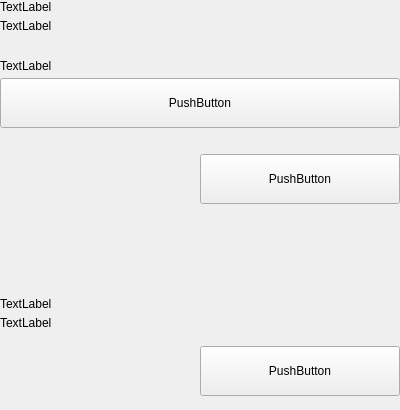
dogecash/dogecash-old, file src/qt/dogecash/settings/forms/settingsbackupwallet.ui: the form before one commit.
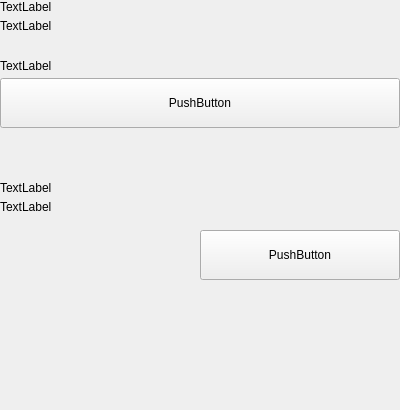
The form after the commit.

```diff
--- a/src/qt/dogecash/settings/forms/settingsbackupwallet.ui
+++ b/src/qt/dogecash/settings/forms/settingsbackupwallet.ui
@@ -114,61 +114,6 @@
         </item>
        </layout>
       </item>
-      <item>
-       <spacer name="verticalSpacer_4">
-        <property name="orientation">
-         <enum>Qt::Vertical</enum>
-        </property>
-        <property name="sizeType">
-         <enum>QSizePolicy::Fixed</enum>
-        </property>
-        <property name="sizeHint" stdset="0">
-         <size>
-          <width>20</width>
-          <height>20</height>
-         </size>
-        </property>
-       </spacer>
-      </item>
-      <item>
-       <layout class="QHBoxLayout" name="horizontalLayout_7">
-        <item>
-         <spacer name="horizontalSpacer_5">
-          <property name="orientation">
-           <enum>Qt::Horizontal</enum>
-          </property>
-          <property name="sizeType">
-           <enum>QSizePolicy::Expanding</enum>
-          </property>
-          <property name="sizeHint" stdset="0">
-           <size>
-            <width>40</width>
-            <height>20</height>
-           </size>
-          </property>
-         </spacer>
-        </item>
-        <item>
-         <widget class="QPushButton" name="pushButtonSave">
-          <property name="minimumSize">
-           <size>
-            <width>200</width>
-            <height>50</height>
-           </size>
-          </property>
-          <property name="maximumSize">
-           <size>
-            <width>200</width>
-            <height>50</height>
-           </size>
-          </property>
-          <property name="text">
-           <string>PushButton</string>
-          </property>
-         </widget>
-        </item>
-       </layout>
-      </item>
       <item>
        <spacer name="verticalSpacer_2">
         <property name="orientation">
@@ -201,19 +146,6 @@
         </property>
        </widget>
       </item>
-      <item>
-       <spacer name="verticalSpacer_3">
-        <property name="orientation">
-         <enum>Qt::Vertical</enum>
-        </property>
-        <property name="sizeHint" stdset="0">
-         <size>
-          <width>20</width>
-          <height>40</height>
-         </size>
-        </property>
-       </spacer>
-      </item>
       <item>
        <layout class="QVBoxLayout" name="verticalLayoutTitle_2">
         <property name="spacing">
```
